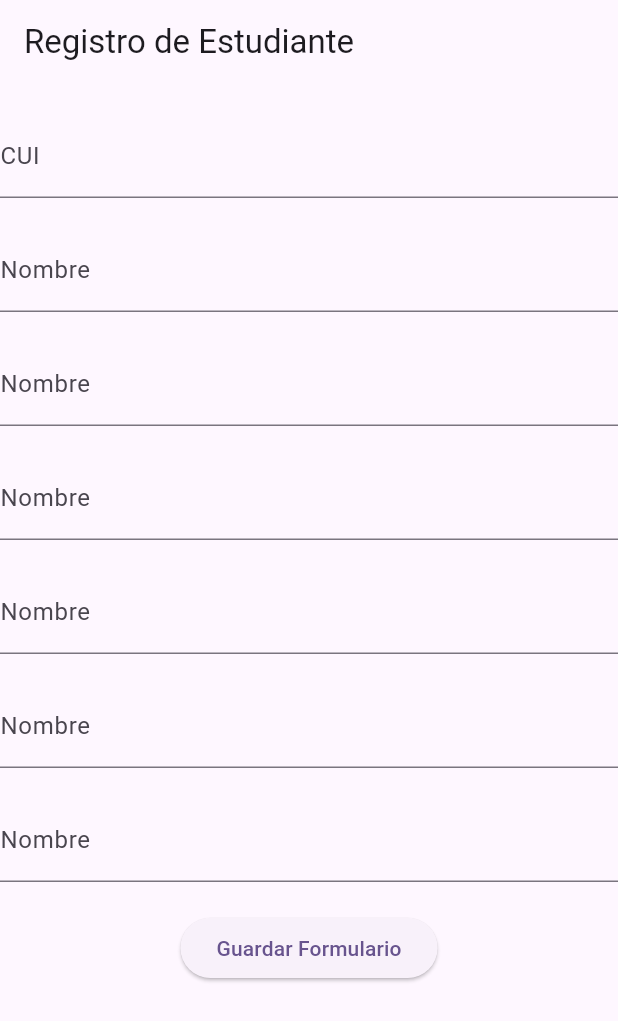
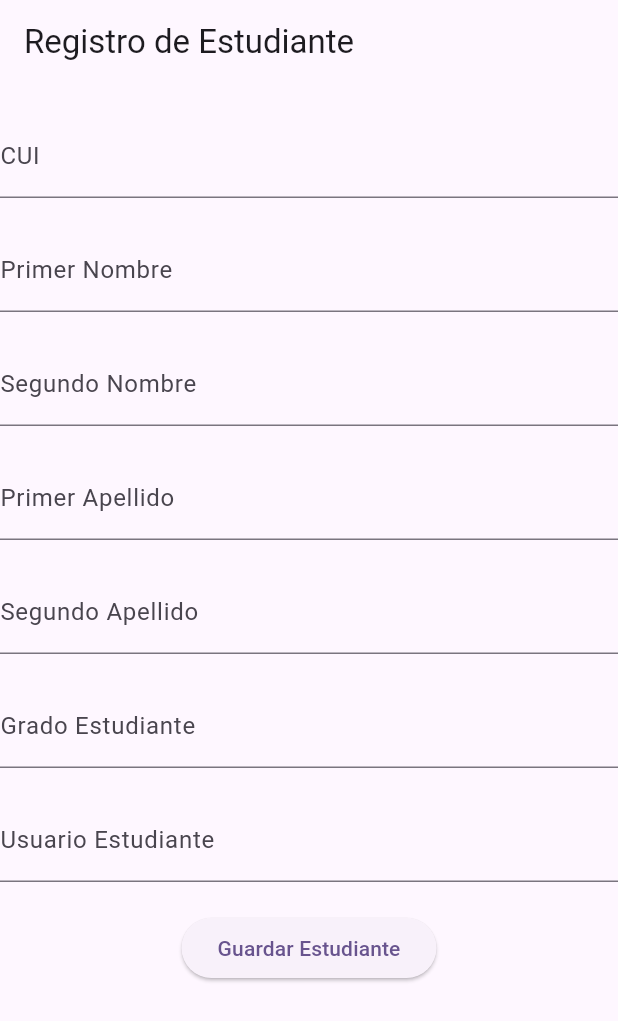
Before and after one commit to Atom-137/Proyecto-Graduacion, a Flutter app: the screen it shows after launch, on a phone screen of 412 x 824 dp. Shown: the top 1021 px of the screen. Run offline on Flutter 3.47's test engine with Material 3 defaults, Android fonts, the phone set to English and light mode, and no system bars; statements that could not run were skipped.

Commit message:
inicio guardar form registro estudiante

```diff
--- a/lib/models/form_dynamic/ElementForm_model.dart
+++ b/lib/models/form_dynamic/ElementForm_model.dart
@@ -18,7 +18,7 @@ class ElementformModel {
   String?                 idList;
   String?                 nomList;
   TextInputType?          keyboarType;
-
+  Function?               callback;
 
   ElementformModel({
     required this.name,
@@ -34,7 +34,8 @@ class ElementformModel {
     this.obscureText,
     this.idList = "id",
     this.nomList = "nombres",
-    this.keyboarType
+    this.keyboarType,
+    this.callback
   });
 
   factory ElementformModel.fromRawJson(String str) => ElementformModel.fromJson(json.decode(str));
@@ -53,7 +54,8 @@ class ElementformModel {
       idList         : json['idList'] ?? "",
       nomList        : json['nomList'] ?? "",
       tipoEleForm    : json['tipoEleForm'],
-      keyboarType    : json["keyboarType"]
+      keyboarType    : json["keyboarType"],
+      callback       : json["callback"]
   );
 
   Map<String, dynamic> toJson() => {
@@ -67,7 +69,8 @@ class ElementformModel {
     "icon"            : icon,
     "hintText"        : hintText,
     "obscureText"     : obscureText,
-    "keyboarType"     : keyboarType
-  };
+    "keyboarType"     : keyboarType,
+    "callback"        : callback
+   };
 
 }
--- a/lib/pantallas/registro_estudiante_screen.dart
+++ b/lib/pantallas/registro_estudiante_screen.dart
@@ -28,15 +28,24 @@ class _FormRegistroEstudiante extends StatelessWidget {
     final FormdynamicProvider formDynamicProvider = Provider.of<FormdynamicProvider>(context);
     final FormDynamicService formDynamicServide   = FormDynamicService();
     final query = QueryService();
+    final form  = 'registrarEstudiante';
 
     return Scaffold(
       appBar: AppBar( title: const Text('Registro de Estudiante')),
       body  : SingleChildScrollView(
         child: Center(
           child: Column( children: [
-            formDynamicServide.obtenerFormulario('registrarEstudiante')]),
-        )
-      ),
+            formDynamicServide.obtenerFormulario(form, (){
+
+                      print(' obtener datos de formulario dinamico en form');
+                      print(formDynamicProvider.obtenerDatos( hashForm: form  ));
+
+                  }
+              )
+            ],
+          )
+        ),
+      )
     );
 
  }
--- a/lib/providers/form_providers/formDynamic_provider.dart
+++ b/lib/providers/form_providers/formDynamic_provider.dart
@@ -10,11 +10,15 @@ class FormdynamicProvider with ChangeNotifier{
   List<Map<String, dynamic>> get lstForms => _lstForms;
 
   void crearForm( { required String hashForm }){
+
     Map<String, dynamic> nuevoFormulario = {
       "hashForm": hashForm,
       "lstCampos": []
     };
-    _lstForms.add(nuevoFormulario);
+
+    if (!_lstForms.any((form) => form['hash'] == hashForm)) {
+      _lstForms.add(nuevoFormulario);
+
   }
 
   Future<void> asignarControlador({ required String hashForm,
--- a/lib/shared/services/form_dynamic_service.dart
+++ b/lib/shared/services/form_dynamic_service.dart
@@ -6,7 +6,7 @@ import '../../widgets/widgets.dart';
 
 class FormDynamicService {
 
-  Widget obtenerFormulario( String tipo ){
+  Widget obtenerFormulario( String tipo, [Function? callback] ){
 
     Map <String, dynamic>  formAux = {};
 
@@ -27,7 +27,7 @@ class FormDynamicService {
           ElementformModel(
               tipoEleForm  : 'texto',
               name         : "primerNombre",
-              label        : "Nombre",
+              label        : "Primer Nombre",
               validaciones : [],
               disabled     : false,
               hintText     : 'Ingrese el Primer Nombre',
@@ -35,7 +35,7 @@ class FormDynamicService {
            ElementformModel(
               tipoEleForm  : 'texto',
               name         : "segundoNombre",
-              label        : "Nombre",
+              label        : "Segundo Nombre",
               validaciones : [],
               disabled     : false,
               hintText     : 'Ingrese el Segundo Nombre',
@@ -43,7 +43,7 @@ class FormDynamicService {
            ElementformModel(
               tipoEleForm  : 'texto',
               name         : "primerApellido",
-              label        : "Nombre",
+              label        : "Primer Apellido",
               validaciones : [],
               disabled     : false,
               hintText     : 'Ingrese el Primer Apellido',
@@ -51,7 +51,7 @@ class FormDynamicService {
            ElementformModel(
               tipoEleForm  : 'texto',
               name         : "segundoApellido",
-              label        : "Nombre",
+              label        : "Segundo Apellido",
               validaciones : [],
               disabled     : false,
               hintText     : 'Ingrese el Segundo Apellido',
@@ -59,7 +59,7 @@ class FormDynamicService {
            ElementformModel(
               tipoEleForm  : 'texto',
               name         : "grado",
-              label        : "Nombre",
+              label        : "Grado Estudiante",
               validaciones : [],
               disabled     : false,
               hintText     : 'Ingrese el Grado del Estudiante',
@@ -67,7 +67,7 @@ class FormDynamicService {
            ElementformModel(
               tipoEleForm  : 'texto',
               name         : "user",
-              label        : "Nombre",
+              label        : "Usuario Estudiante",
               validaciones : [],
               disabled     : false,
               hintText     : 'Ingrese el Usuario del Estudiante',
@@ -75,9 +75,10 @@ class FormDynamicService {
           ElementformModel(
               tipoEleForm  : 'botonGuardar',
               name         : "botonGuardar",
-              label        : "Guardar",
+              label        : "Guardar Estudiante",
               disabled     : false,
-              hintText     : 'Guardar Formulario',
+              hintText     : 'Guardar Estudiante',
+              callback     : callback,
               requerido    : true,
               validaciones : [])
         ],
--- a/lib/widgets/formDynamyc_widget.dart
+++ b/lib/widgets/formDynamyc_widget.dart
@@ -133,13 +133,9 @@ class _FormDynamicWidgetState extends State<FormDynamicWidget> {
                                       SizedBox( height:  20 ),
                                       ElevatedButton(
                                         onPressed: () {
-                                           print(formProvider.obtenerDatos( hashForm: formularioAux.hash ));
-
-                                           ScaffoldMessenger.of(context).showSnackBar(
-                                            SnackBar(content: Text('Formulario guardado')),
-                                          );
+                                           elementoForm.callback!();
                                         },
-                                        child: Text('Guardar Formulario'),
+                                        child: Text(elementoForm.label),
                                       ),
                                     ],
                                   );
```
